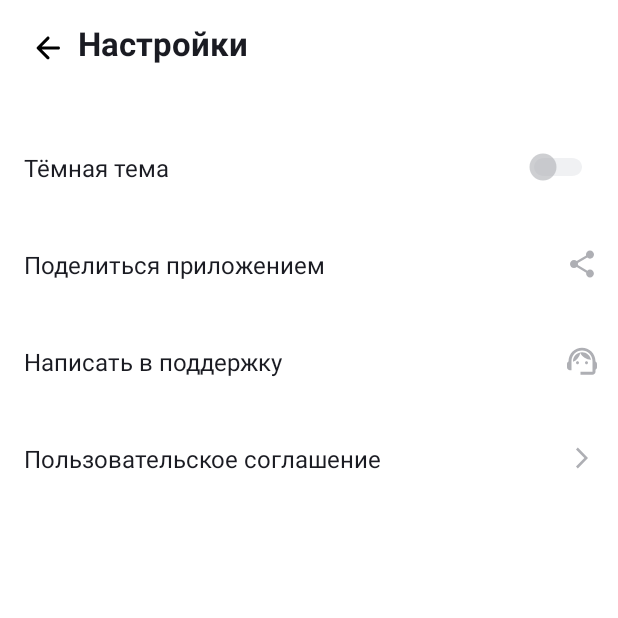
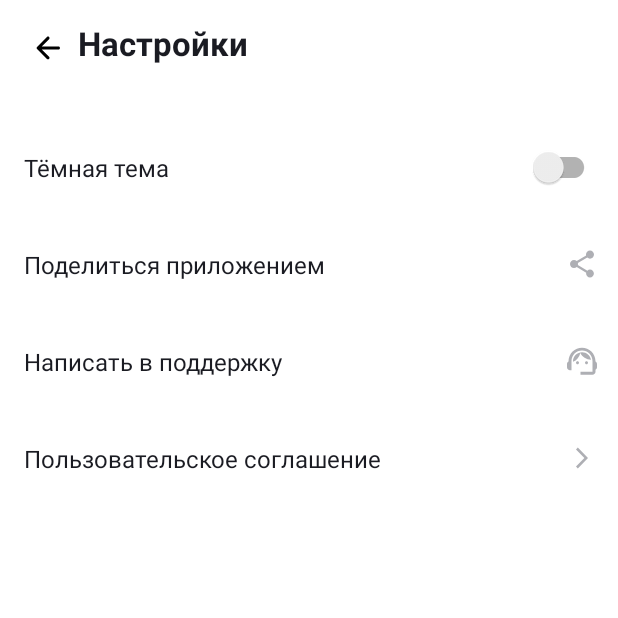
Before and after one commit to KrokodilGenadiy/Playlist_Maker, an Android app: the screen it shows after launch (MainActivity), after a tap on "Настройки", on a phone screen of 412 x 824 dp, the top half of it. Run offline under Robolectric (Android 15) with nearby library versions, the phone set to English and light mode, and no system bars.

Commit message:
fixed switch

```diff
--- a/app/src/main/res/layout/fragment_settings.xml
+++ b/app/src/main/res/layout/fragment_settings.xml
@@ -54,11 +54,10 @@
             android:textColor="@color/black"
             android:textSize="@dimen/dimens_16_sp" />
 
-        <ImageView
+        <androidx.appcompat.widget.SwitchCompat
             android:layout_width="wrap_content"
             android:layout_height="wrap_content"
             android:layout_marginEnd="@dimen/dimens_12_dp"
-            android:src="@drawable/ic_switch_24"
             android:layout_gravity="center|end"/>
     </LinearLayout>
 
```
